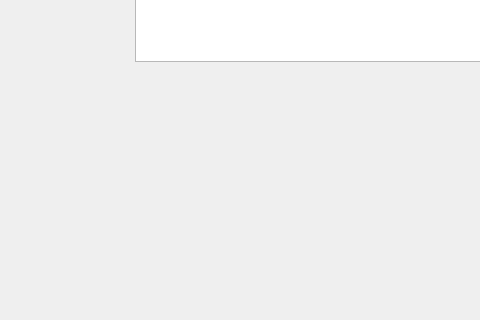
Qt form mainwindow.ui (yi1397/Image-processing-eel-sorter) before a commit; both pictures show x 505 to 985 and y 409 to 729 of the 1159 by 729 pixel window.
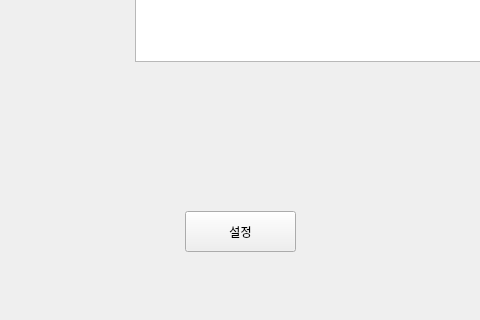
The same form after that commit.

Patch:
```diff
--- a/mainwindow.ui
+++ b/mainwindow.ui
@@ -88,6 +88,19 @@
      </rect>
     </property>
    </widget>
+   <widget class="QPushButton" name="pushButton">
+    <property name="geometry">
+     <rect>
+      <x>690</x>
+      <y>620</y>
+      <width>111</width>
+      <height>41</height>
+     </rect>
+    </property>
+    <property name="text">
+     <string>설정</string>
+    </property>
+   </widget>
   </widget>
   <widget class="QMenuBar" name="menubar">
    <property name="geometry">
```
